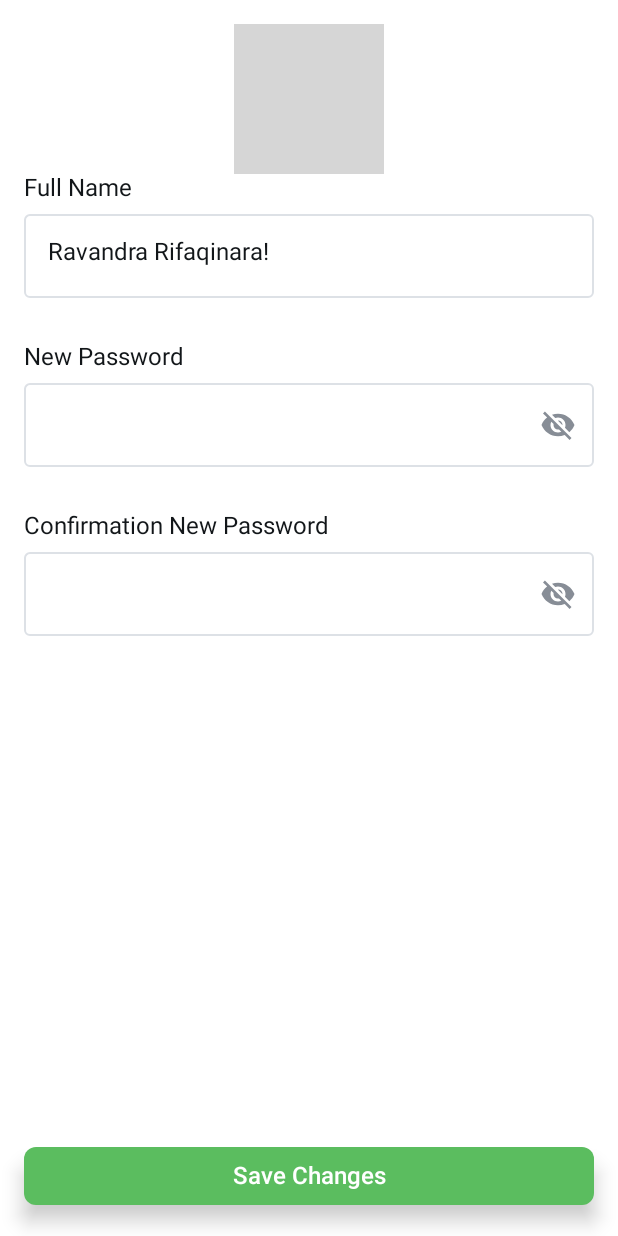
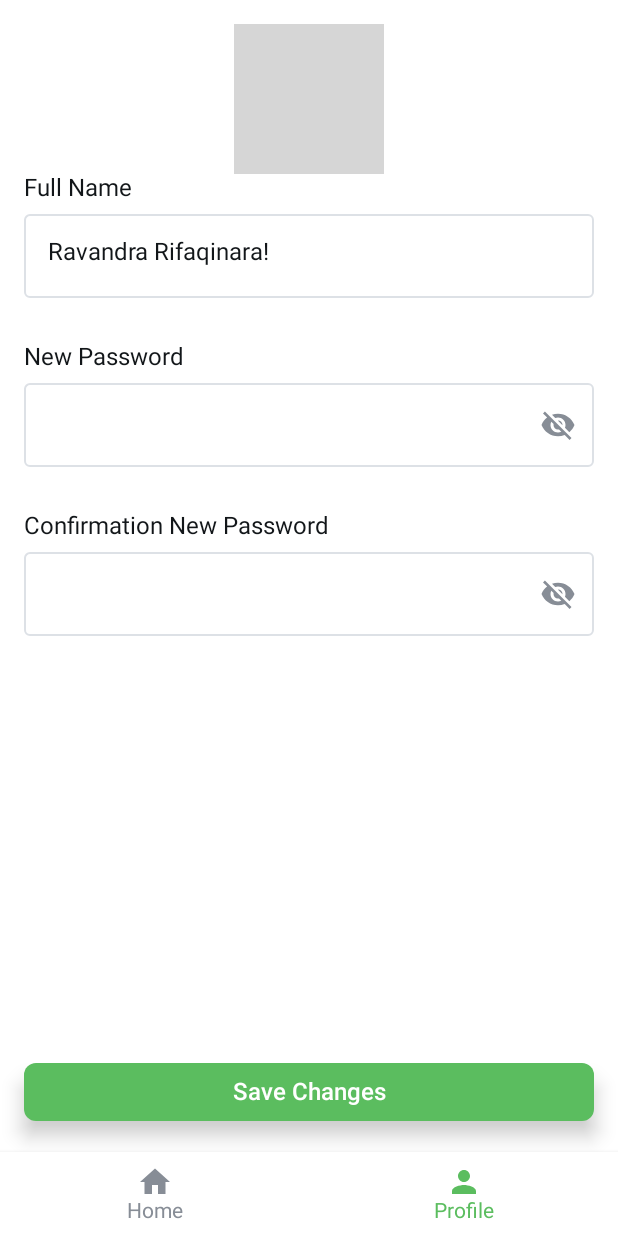
Before and after one commit to TeamFoodWise/foodwise-mobile, an Android app built with Jetpack Compose: the EditProfileActivity screen opened directly, with no data from a screen before it, on a phone screen of 412 x 824 dp. Run offline under Robolectric (Android 15) with nearby library versions, the phone set to English and light mode, and no system bars; pictures from the network do not load; grey boxes are pictures that could not be loaded.

Commit message:
feat(profile): added bottom bar in edit profile and improved some activity related to scaffold inner padding

```diff
--- a/app/src/main/java/bangkit/kiki/foodwisemobile/ui/editProfile/EditProfileActivity.kt
+++ b/app/src/main/java/bangkit/kiki/foodwisemobile/ui/editProfile/EditProfileActivity.kt
@@ -13,6 +13,7 @@ import androidx.compose.foundation.clickable
 import androidx.compose.foundation.layout.*
 import androidx.compose.foundation.shape.CircleShape
 import androidx.compose.material.MaterialTheme
+import androidx.compose.material.Scaffold
 import androidx.compose.material.Surface
 import androidx.compose.material.Text
 import androidx.compose.runtime.*
@@ -27,6 +28,7 @@ import androidx.compose.ui.tooling.preview.Preview
 import androidx.compose.ui.unit.dp
 import androidx.compose.ui.unit.sp
 import bangkit.kiki.foodwisemobile.R
+import bangkit.kiki.foodwisemobile.ui.element.BottomBar
 import bangkit.kiki.foodwisemobile.ui.element.CustomButton
 import bangkit.kiki.foodwisemobile.ui.element.CustomTextInput
 import bangkit.kiki.foodwisemobile.ui.profile.ProfileActivity
@@ -68,11 +70,13 @@ fun EditProfilePage() {
         selectedImageUri = uri
     }
 
+    Scaffold(bottomBar = { BottomBar(currentPage = "profile") }) { innerPadding ->
         Column(
             modifier = Modifier
                 .fillMaxSize()
+                .padding(innerPadding)
                 .padding(16.dp),
-        horizontalAlignment = Alignment.CenterHorizontally
+            horizontalAlignment = Alignment.CenterHorizontally,
         ) {
             Box(
                 modifier = Modifier
@@ -212,6 +216,7 @@ fun EditProfilePage() {
             )
         }
     }
+}
 
 @Preview(showBackground = true)
 @Composable
--- a/app/src/main/java/bangkit/kiki/foodwisemobile/ui/login/LoginActivity.kt
+++ b/app/src/main/java/bangkit/kiki/foodwisemobile/ui/login/LoginActivity.kt
@@ -58,10 +58,11 @@ fun LoginScreen(onLoginButtonClicked: (String, String) -> Unit) {
     Scaffold(
         modifier = Modifier
             .fillMaxSize(),
-        content = {
+        content = { innerPadding ->
             LazyColumn(
                 modifier = Modifier
                     .fillMaxSize()
+                    .padding(innerPadding)
                     .padding(horizontal = 16.dp),
                 verticalArrangement = Arrangement.Center,
                 horizontalAlignment = Alignment.CenterHorizontally
--- a/app/src/main/java/bangkit/kiki/foodwisemobile/ui/register/RegisterActivity.kt
+++ b/app/src/main/java/bangkit/kiki/foodwisemobile/ui/register/RegisterActivity.kt
@@ -67,10 +67,11 @@ fun RegisterScreen(onLoginButtonClicked: (String, String, String, String) -> Uni
     Scaffold(
         modifier = Modifier
             .fillMaxSize(),
-        content = {
+        content = { innerPadding ->
             LazyColumn(
                 modifier = Modifier
                     .fillMaxSize()
+                    .padding(innerPadding)
                     .padding(horizontal = 16.dp),
                 verticalArrangement = Arrangement.Center,
                 horizontalAlignment = Alignment.CenterHorizontally
```
Lines whose indentation alone changed are shown as unchanged.
